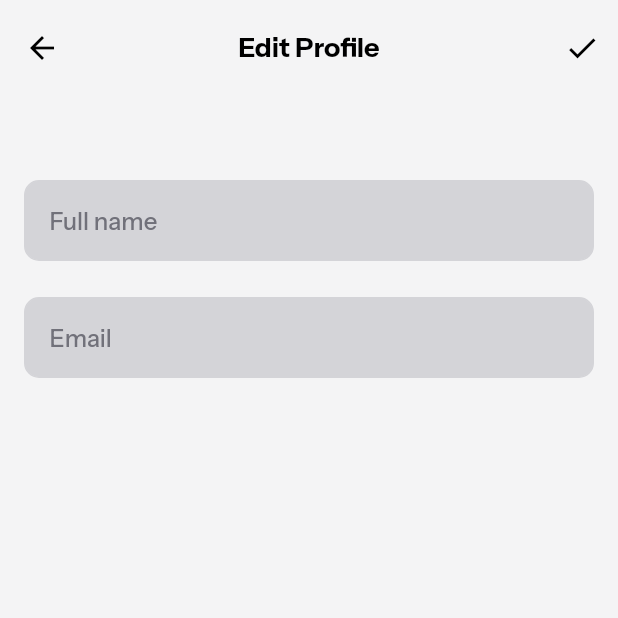
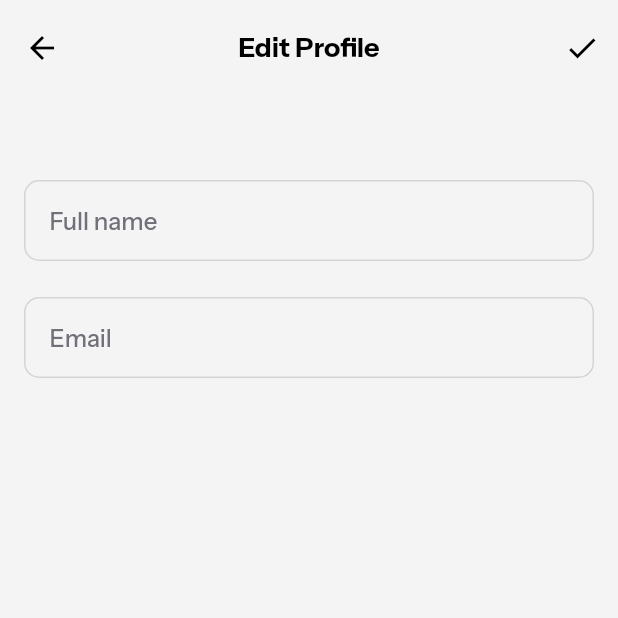
Before and after one commit to finnovetech/suyatra_mobile, a Flutter app: the EditUserProfilePage screen opened by its route, on a phone screen of 412 x 824 dp, the top half of it. Run offline on Flutter 3.47's test engine with Material 3 defaults, Android fonts, the phone set to English and light mode, and no system bars; our stand-ins replace cached_network_image, carousel_slider, cloud_firestore, dartz, equatable, firebase_auth and 13 more; accounts and stored records are empty; network calls fail; project files that could hold a hidden picture were left out.

Commit message:
added isFilled property for text field widget

```diff
--- a/suyatra/lib/widgets/text_field_widget.dart
+++ b/suyatra/lib/widgets/text_field_widget.dart
@@ -14,6 +14,7 @@ class TextFieldWidget extends StatefulWidget {
   final String? textValue;
   final bool readOnly;
   final void Function(String?)? onChanged;
+  final bool isFilled;
   const TextFieldWidget({
     Key? key,
     this.labelText,
@@ -26,6 +27,7 @@ class TextFieldWidget extends StatefulWidget {
     this.textValue,
     this.readOnly = false,
     this.onChanged,
+    this.isFilled = false,
   }) : super(key: key);
 
   @override
@@ -69,7 +71,7 @@ class TextFieldDesignPageState extends State<TextFieldWidget> {
     return Container(
       decoration: BoxDecoration(
         border: Border.all(color: _borderColor),
-        color: grey300,
+        color: widget.isFilled ? grey300 : null,
         borderRadius: BorderRadius.circular(10),
       ),
       padding: const EdgeInsets.all(16.0),
```
